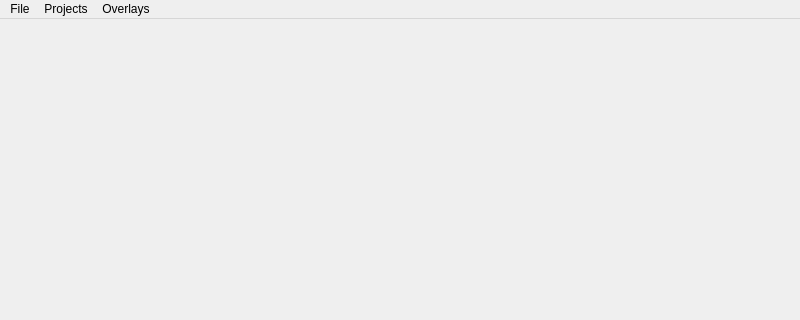
This is polylaue/ui/resources/ui/main_window.ui in PolyLaue/PolyLaue as Qt 5 draws it before an edit; both pictures show x 0 to 800 and y 0 to 320 of the 800 by 600 pixel window. The edited form follows.
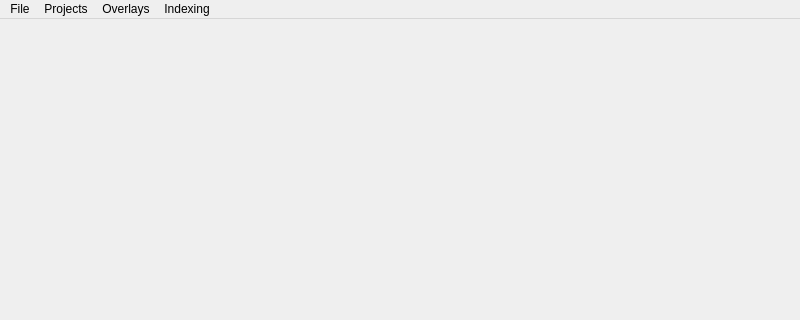
This is the edited form.

Commit message:
Add ability to select and save indexing points
This adds the ability to select and save indexing points from the
"Indexing"->"Select Points" menu.

When this action is triggered, the user may left-click on the canvas
to draw points on the image, or right-click to remove points.

Once the user has finished selecting points, and clicks "OK", a file
dialog appears allowing the user to specify a directory in which the
file will be saved.

The edit to the form file:
```diff
--- a/polylaue/ui/resources/ui/main_window.ui
+++ b/polylaue/ui/resources/ui/main_window.ui
@@ -63,9 +63,16 @@
     </property>
     <addaction name="action_overlays_reflections"/>
    </widget>
+   <widget class="QMenu" name="menu_indexing">
+    <property name="title">
+     <string>Indexing</string>
+    </property>
+    <addaction name="action_select_indexing_points"/>
+   </widget>
    <addaction name="menu_file"/>
    <addaction name="menu_projects"/>
    <addaction name="menu_overlays"/>
+   <addaction name="menu_indexing"/>
   </widget>
   <widget class="QStatusBar" name="status_bar"/>
   <action name="action_open_series">
```
Left out of the diff: 5 changed lines with no effect on the pictures. The commit also changes 2 other files.
